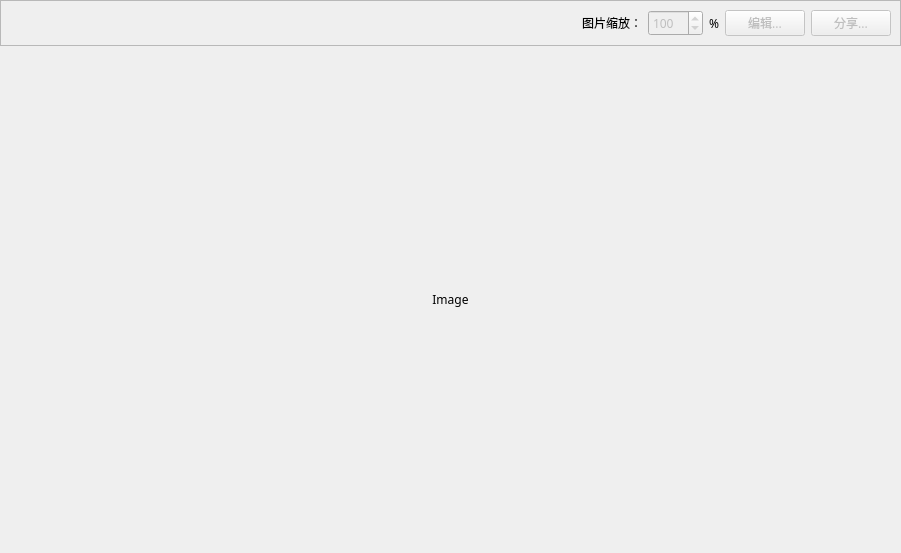
Before: the Qt Designer form src/resf/image_viewer.ui in clb-128258/TiebaDesktop, drawn with Qt 5.
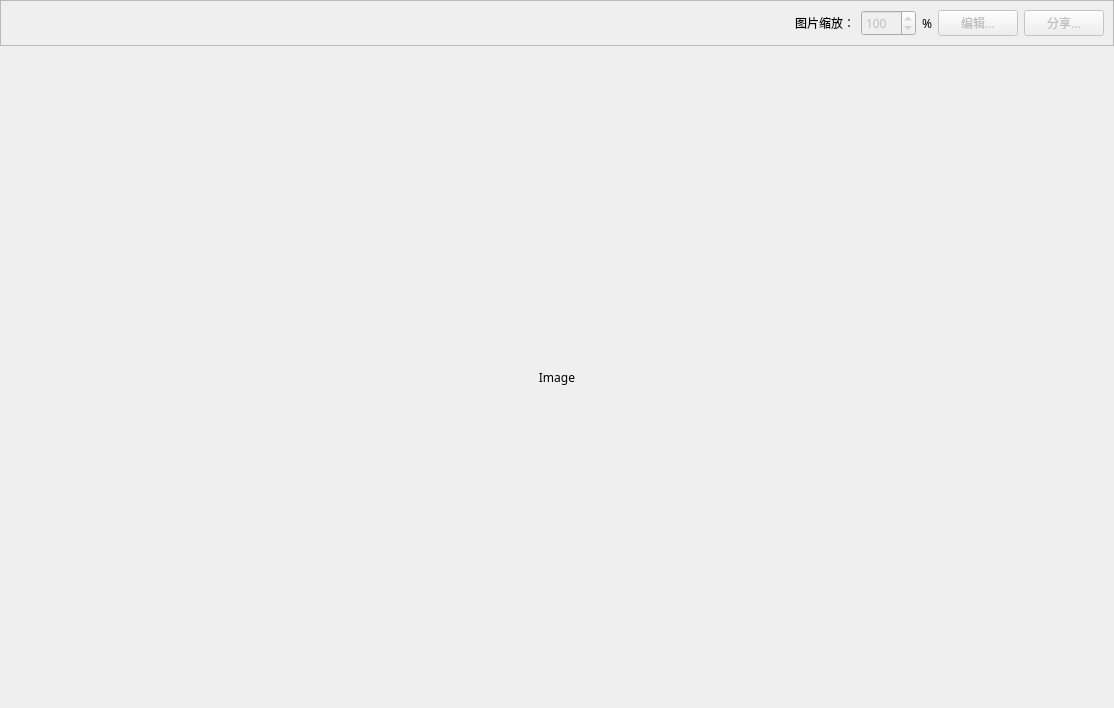
After: the same form once the commit is applied.

```diff
--- a/src/resf/image_viewer.ui
+++ b/src/resf/image_viewer.ui
@@ -6,8 +6,8 @@
    <rect>
     <x>0</x>
     <y>0</y>
-    <width>901</width>
-    <height>553</height>
+    <width>1114</width>
+    <height>708</height>
    </rect>
   </property>
   <property name="font">
@@ -48,8 +48,8 @@
        <rect>
         <x>0</x>
         <y>0</y>
-        <width>901</width>
-        <height>507</height>
+        <width>1114</width>
+        <height>662</height>
        </rect>
       </property>
       <layout class="QGridLayout" name="gridLayout">
```
